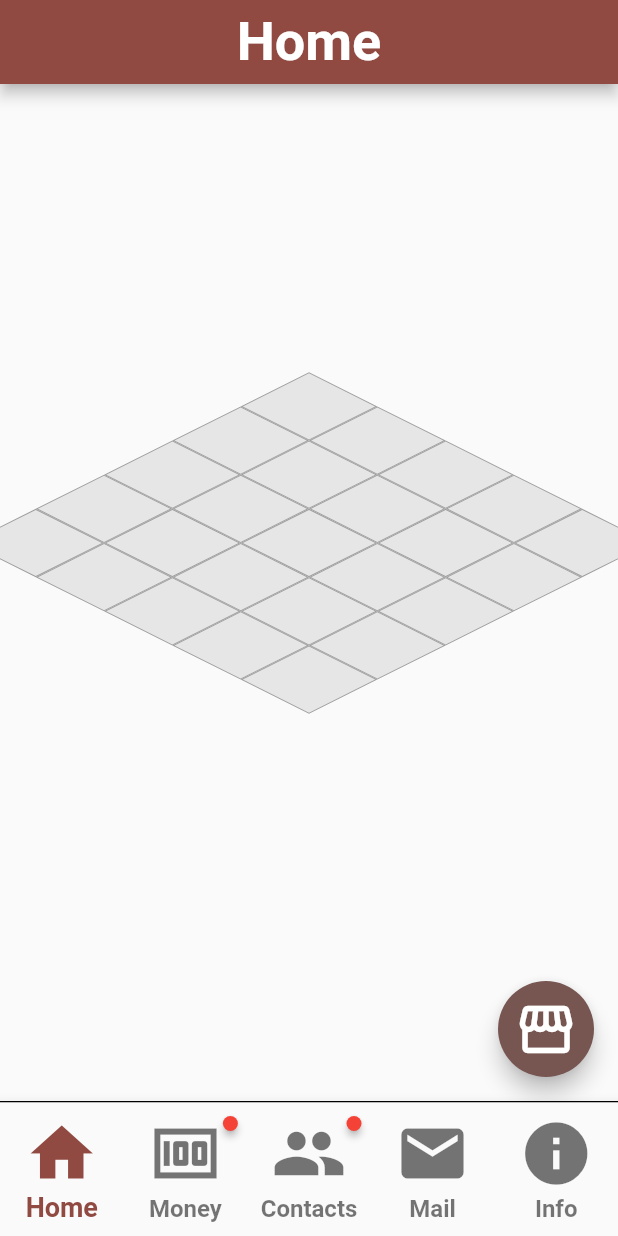
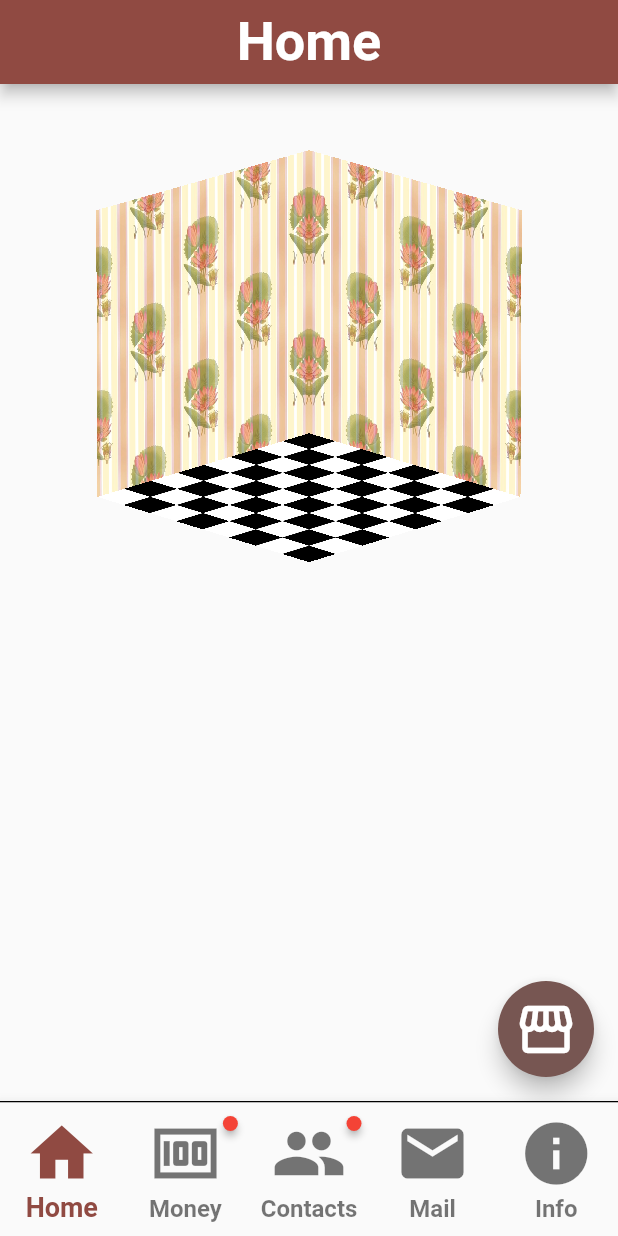
Before and after one commit to Blaemerson/Project-Mercury, a Flutter app: the screen it shows once a user with an empty profile is signed in, on a phone screen of 412 x 824 dp. Run offline on Flutter 3.47's test engine with Material 2 defaults, Android fonts, the phone set to English and light mode, and no system bars; drawn by our look-alikes of badges; our stand-ins replace cloud_firestore, firebase_analytics, firebase_auth, firebase_core, get_it, shared_preferences; accounts and stored records are empty; network calls fail.

Commit message:
Started implementing 3d cube for building rooms

```diff
--- a/lib/main.dart
+++ b/lib/main.dart
@@ -5,7 +5,6 @@ import 'package:projectmercury/firebase_options.dart';
 import 'package:projectmercury/models/contact.dart';
 import 'package:projectmercury/models/message.dart';
 import 'package:projectmercury/models/store_item.dart';
-import 'package:projectmercury/models/tile.dart';
 import 'package:projectmercury/models/transaction.dart';
 import 'package:projectmercury/resources/analytics_methods.dart';
 import 'package:projectmercury/resources/auth_methods.dart';
@@ -56,9 +55,6 @@ class MyApp extends StatelessWidget {
           create: (context) => _firestore.userMessage.stream,
           initialData: const [],
         ),
-        Provider<List<Tile>>(
-          create: (context) => List.generate(25, (index) => Tile()),
-        )
       ],
       child: MaterialApp(
         title: 'Project Mercury',
--- a/lib/pages/home_page.dart
+++ b/lib/pages/home_page.dart
@@ -1,15 +1,20 @@
 import 'package:flutter/material.dart';
 import 'package:projectmercury/pages/store_page.dart';
-import 'package:projectmercury/widgets/home_floor_tile.dart';
-import 'package:projectmercury/models/tile.dart';
+import 'package:projectmercury/widgets/interior_cube.dart';
 import 'package:provider/provider.dart';
 import 'dart:math' as math;
 
 import 'package:projectmercury/models/store_item.dart';
 
-class HomePage extends StatelessWidget {
+class HomePage extends StatefulWidget {
   const HomePage({Key? key}) : super(key: key);
 
+  @override
+  State<HomePage> createState() => _HomePageState();
+}
+
+class _HomePageState extends State<HomePage> {
+  Offset _offset = Offset.zero;
   @override
   Widget build(BuildContext context) {
     return Scaffold(
@@ -21,7 +26,7 @@ class HomePage extends StatelessWidget {
           Consumer<List<PurchasedItem>>(
             builder: (_, items, __) {
               return SizedBox(
-                height: 100,
+                height: 80,
                 child: ListView.builder(
                   itemCount: items.length,
                   scrollDirection: Axis.horizontal,
@@ -49,35 +54,31 @@ class HomePage extends StatelessWidget {
               );
             },
           ),
-          Stack(
-            children: [
-              Consumer<List<Tile>>(
-                builder: (_, tiles, __) {
-                  return Center(
-                    child: Padding(
-                      padding: const EdgeInsets.all(45.0),
-                      child: Transform(
-                        alignment: AlignmentDirectional.center,
-                        transform: Matrix4.rotationX(math.pi / 3),
-                        child: Transform(
-                          transform: Matrix4.rotationZ(math.pi / 4),
-                          alignment: AlignmentDirectional.center,
-                          child: GridView.count(
-                            crossAxisCount: 5,
-                            primary: false,
-                            shrinkWrap: true,
-                            children: [
-                              for (Tile tile in tiles)
-                                HomeFloorTile(tile: tile),
-                            ],
-                          ),
-                        ),
-                      ),
-                    ),
-                  );
-                },
+          // TODO: Make two buttons (possibly slider?) for controlling room rotation.
+          GestureDetector(
+            /* onPanUpdate: (details) { */
+            /*   setState(() { */
+            /*     if (details.delta.dx > 2.0 || details.delta.dx < -2.0) { */
+            /*       if (_offset.dx < -360.0 || _offset.dx > 360.0) { */
+            /*         _offset = Offset(0.0, _offset.dy); */
+            /*       } */
+            /*       if (_offset.dy < -360.0 || _offset.dy > 360.0) { */
+            /*         _offset = Offset(_offset.dx, 0.0); */
+            /*       } */
+            /*       _offset += details.delta; */
+            /*       debugPrint("$_offset"); */
+            /*     } */
+            /*   }); */
+            /* }, */
+            child: const Center(
+              child: InteriorCube(
+                width: 200,
+                height: 200,
+                depth: 200,
+                rotateY: 45 * math.pi / 180,
+                rotateX: 0.3,
               ),
-            ],
+            ),
           ),
         ],
       ),
--- a/lib/widgets/home_floor_tile.dart
+++ /dev/null
@@ -1,82 +0,0 @@
-import 'package:flutter/material.dart';
-import 'package:projectmercury/models/store_item.dart';
-import 'dart:math' as math;
-
-import 'package:projectmercury/models/tile.dart';
-
-class HomeFloorTile extends StatefulWidget {
-  final Tile tile;
-  const HomeFloorTile({
-    Key? key,
-    required this.tile,
-  }) : super(key: key);
-
-  @override
-  State<HomeFloorTile> createState() => _HomeFloorTileState();
-}
-
-class _HomeFloorTileState extends State<HomeFloorTile> {
-  @override
-  Widget build(BuildContext context) {
-    Color _color = const Color.fromARGB(100, 200, 200, 200);
-    return DragTarget(
-      builder: ((context, candidateData, rejectedData) {
-        return Container(
-          decoration: BoxDecoration(
-            border: Border.all(color: Colors.grey),
-            color: _color,
-          ),
-          child: Transform(
-            alignment: AlignmentDirectional.center,
-            transform: Matrix4.rotationZ(-math.pi / 4),
-            child: Transform(
-              alignment: AlignmentDirectional.center,
-              transform: Matrix4.rotationY(math.pi / 3),
-              child: widget.tile.occupied
-                  ? LongPressDraggable(
-                      delay: const Duration(milliseconds: 250),
-                      data: widget.tile.furniture,
-                      /* TODO: change representation of purchased furniture from their icon */
-                      child: Icon(
-                        IconData(widget.tile.furniture!.icon,
-                            fontFamily: 'MaterialIcons'),
-                        size: 50,
-                      ),
-                      feedback: Icon(
-                        IconData(widget.tile.furniture!.icon,
-                            fontFamily: 'MaterialIcons'),
-                        size: 50,
-                      ),
-                      childWhenDragging: Container(),
-                      onDragStarted: () {
-                        print('Picked up ${widget.tile.furniture!.name}');
-                        widget.tile.occupied = false;
-                      },
-                    )
-                  : Container(),
-            ),
-          ),
-        );
-      }),
-      onLeave: (PurchasedItem? data) {
-        _color = const Color.fromARGB(100, 200, 200, 200);
-      },
-      onWillAccept: (PurchasedItem? data) {
-        _color = Colors.grey;
-        return true;
-      },
-      onAccept: (PurchasedItem data) {
-        if (widget.tile.occupied == false) {
-          widget.tile.furniture = data;
-          widget.tile.occupied = true;
-          _color = const Color.fromARGB(100, 200, 200, 200);
-          debugPrint('Added ${data.name} to tile.');
-          /* showSnackBar('Added ${data.name.toLowerCase()} to home. (Occupied: $_occupied)', context); */
-        } else {
-          debugPrint(
-              'Furniture not added to tile; tile is occupied by ${widget.tile.furniture!.name}');
-        }
-      },
-    );
-  }
-}
--- /dev/null
+++ b/lib/widgets/interior_cube.dart
@@ -0,0 +1,143 @@
+import 'package:flutter/material.dart';
+import 'dart:math' as math;
+
+// TODO: Implement Rooms, which have id and assigned textures
+class InteriorCube extends StatelessWidget {
+  final double width;
+  final double height;
+  final double depth;
+  final double rotateX;
+  final double rotateY;
+
+  const InteriorCube({
+    Key? key,
+    required this.width,
+    required this.height,
+    required this.depth,
+    this.rotateX = 0.0,
+    rotateY = 0.0,
+  })  : rotateY = rotateY % (math.pi * 2),
+        super(key: key);
+
+  @override
+  Widget build(BuildContext context) {
+    final List<Widget> children;
+    late final top = _buildSide(side: 0);
+    late final right = _buildSide(side: 1);
+    late final bottom = _buildSide(side: 2);
+    late final left = _buildSide(side: 3);
+    late final back = _buildSide(side: 4);
+    late final front = _buildSide(side: 5);
+
+    // Determine the layer order based on `rotateY`, divided into 45 degree
+    // sections. Layer order is determined as if you are viewing from inside
+    // the cube; i.e., if the cube is tilted down towards the viewer, they
+    // would see the bottom instead of the top.
+    if (rotateY < math.pi / 4) {
+      children = [back, left];
+    } else if (rotateY < math.pi / 2) {
+      children = [back, left];
+    } else if (rotateY < 3 * math.pi / 4) {
+      children = [front, left];
+    } else if (rotateY < math.pi) {
+      children = [front, left];
+    } else if (rotateY < 5 * math.pi / 4) {
+      children = [front, right];
+    } else if (rotateY < 3 * math.pi / 2) {
+      children = [front, right];
+    } else if (rotateY < 7 * math.pi / 4) {
+      children = [right, back];
+    } else {
+      children = [right, back];
+    }
+    if (rotateX > 0.0) {
+      // TODO: not perfect - does not consider perspective:
+      children.add(bottom);
+    } else {
+      children.add(top);
+    }
+
+    return Transform(
+      transform: Matrix4.identity()
+        ..setEntry(3, 2, 0.0001)
+        ..rotateX(rotateX)
+        ..rotateY(rotateY),
+      alignment: Alignment.center,
+      child: Stack(children: children),
+    );
+  }
+
+  /// Build sides: 0=top; 1="right"; 2=bottom; 3="left", 4=back, 5=front
+  Widget _buildSide({required int side}) {
+    final double translate;
+    switch (side) {
+      case 0: // top
+        translate = height / -2;
+        break;
+      case 1: // starboard
+        translate = width / 2;
+        break;
+      case 2: // bottom
+        translate = height / 2;
+        break;
+      case 3: // port
+        translate = width / -2;
+        break;
+      case 4: // back
+        translate = depth / 2;
+        break;
+      case 5: // front
+        translate = depth / -2;
+        break;
+      default:
+        throw Exception('Invalid side: $side');
+    }
+
+    final bool topOrBottom = side == 0 || side == 2;
+    final bool frontOrBack = side == 4 || side == 5;
+    final Matrix4 transform;
+
+    if (topOrBottom) {
+      transform = Matrix4.identity()
+        ..translate(0.0, translate, 0.0)
+        ..rotateX(math.pi / 2);
+    } else if (frontOrBack) {
+      transform = Matrix4.identity()..translate(0.0, 0.0, translate);
+      /* ..rotateZ(math.pi / 2); */
+    } else {
+      transform = Matrix4.identity()
+        ..translate(translate, 0.0, 0.0)
+        ..rotateY(math.pi / 2);
+    }
+
+    // TODO: Assign textures based on room id.
+    final BoxDecoration dec = BoxDecoration(
+      image: DecorationImage(
+        image: topOrBottom
+            ? const AssetImage('assets/board.png')
+            : const AssetImage('assets/wall.jpg'),
+        repeat: ImageRepeat.repeatX,
+        fit: BoxFit.fill,
+      ),
+    );
+
+    final face = Transform(
+      transform: transform,
+      alignment: Alignment.center,
+      child: Center(
+        child: Container(
+          width: topOrBottom || frontOrBack ? width : depth,
+          height: topOrBottom ? depth : height,
+          decoration: dec,
+          /* color: Colors.purple, */
+        ),
+      ),
+    );
+
+    return !frontOrBack
+        ? Positioned.fill(
+            child: face,
+          )
+        : face;
+  }
+}
--- a/pubspec.yaml
+++ b/pubspec.yaml
@@ -58,6 +58,8 @@ flutter:
   # To add assets to your application, add an assets section, like this:
   assets:
     - assets/logo.png
+    - assets/board.png
+    - assets/wall.jpg
   #   - images/a_dot_ham.jpeg
   # An image asset can refer to one or more resolution-specific "variants", see
   # https://flutter.dev/assets-and-images/#resolution-aware.
```
Also changed, not shown: assets/board.png (added), assets/wall.jpg (added), pubspec.lock.
